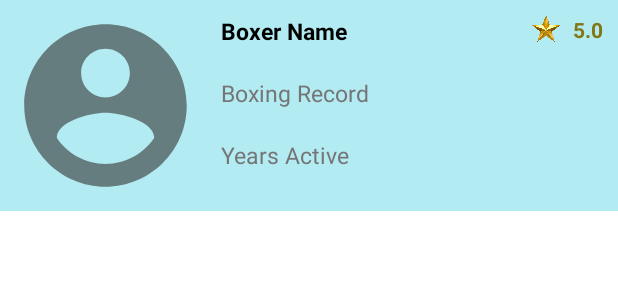
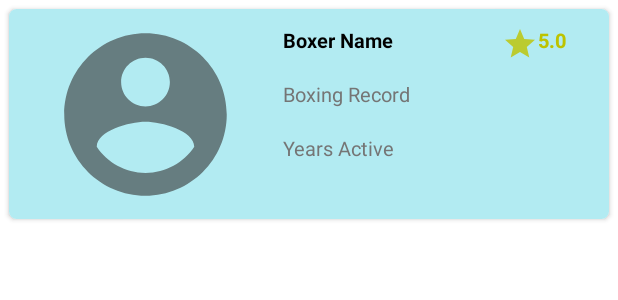
Before and after one commit to llxSKyWALKeRxll/SkyHub, an Android app: the layout recycler_dashboard_row_layout.xml on its own in the app's theme, with its tools: preview values and no code run, on a phone screen of 412 x 824 dp. Shown: the top 300 px of the screen. Run offline under Robolectric (Android 15) with nearby library versions, the phone set to English and light mode, and no system bars; network calls fail.

```diff
--- a/app/build.gradle
+++ b/app/build.gradle
@@ -39,7 +39,8 @@ dependencies {
     implementation 'androidx.appcompat:appcompat:1.3.0'
     implementation 'com.google.android.material:material:1.3.0'
     implementation 'androidx.constraintlayout:constraintlayout:2.0.4'
-    implementation('com.android.support:design:28.0.0')
+    implementation 'com.android.support:design:28.0.0'
+    implementation 'com.squareup.picasso:picasso:2.71828'
     implementation 'androidx.legacy:legacy-support-v4:1.0.0'
     implementation 'com.android.volley:volley:1.2.0'
     androidTestImplementation 'androidx.test.ext:junit:1.1.2'
--- a/app/src/main/AndroidManifest.xml
+++ b/app/src/main/AndroidManifest.xml
@@ -11,6 +11,7 @@
         android:label="@string/app_name"
         android:roundIcon="@mipmap/dolphin"
         android:supportsRtl="true"
+        android:networkSecurityConfig="@xml/network_security_config"
         android:theme="@style/Theme.SkyHub">
         <activity android:name=".activity.MainActivity">
             <intent-filter>
--- a/app/src/main/java/com/internshala/skyhub/model/Boxer.kt
+++ b/app/src/main/java/com/internshala/skyhub/model/Boxer.kt
@@ -1,9 +1,10 @@
 package com.internshala.skyhub.model
 
 data class Boxer(
+    val boxerId: String,
     val boxerName: String,
     val boxerRecord: String,
     val yearsActive: String,
     val rating: String,
-    val boxerImage: Int
+    val boxerImage: String
 )
--- /dev/null
+++ b/app/src/main/res/drawable-anydpi/ic_rating.xml
@@ -0,0 +1,11 @@
+<vector xmlns:android="http://schemas.android.com/apk/res/android"
+    android:width="24dp"
+    android:height="24dp"
+    android:viewportWidth="24"
+    android:viewportHeight="24"
+    android:tint="#BDC300"
+    android:alpha="0.8">
+  <path
+      android:fillColor="@android:color/white"
+      android:pathData="M12,17.27L18.18,21l-1.64,-7.03L22,9.24l-7.19,-0.61L12,2 9.19,8.63 2,9.24l5.46,4.73L5.82,21z"/>
+</vector>
--- a/app/src/main/res/layout/recycler_dashboard_row_layout.xml
+++ b/app/src/main/res/layout/recycler_dashboard_row_layout.xml
@@ -1,9 +1,19 @@
 <?xml version="1.0" encoding="utf-8"?>
-<RelativeLayout xmlns:android="http://schemas.android.com/apk/res/android"
+<androidx.cardview.widget.CardView xmlns:android="http://schemas.android.com/apk/res/android"
+    android:layout_width="match_parent"
+    android:layout_height="140dp"
+    xmlns:app="http://schemas.android.com/apk/res-auto"
+    android:background="#b2ebf2"
+    android:layout_margin="6dp"
+    app:cardCornerRadius="5dp">
+
+    <LinearLayout
+        android:id="@+id/rlContent"
         android:layout_width="match_parent"
         android:layout_height="wrap_content"
         android:background="#b2ebf2"
-    android:id="@+id/rlContent">
+        android:orientation="horizontal"
+        android:weightSum="6">
 
         <ImageView
             android:id="@+id/imgRowLayout1"
@@ -11,62 +21,63 @@
             android:layout_height="130dp"
             android:layout_marginVertical="5dp"
             android:layout_marginLeft="5dp"
+            android:layout_weight="1"
             android:src="@drawable/ic_profile" />
+
+        <RelativeLayout
+            android:layout_width="0dp"
+            android:layout_height="match_parent"
+            android:layout_weight="3.3">
 
             <TextView
                 android:id="@+id/txtRLname1"
-        android:layout_width="wrap_content"
+                android:layout_width="match_parent"
                 android:layout_height="wrap_content"
-        android:layout_marginLeft="2dp"
-        android:layout_toRightOf="@id/imgRowLayout1"
-        android:padding="10dp"
+                android:layout_marginTop="5dp"
+                android:padding="6dp"
                 android:text="Boxer Name"
                 android:textColor="@color/black"
-        android:textSize="15sp"
+                android:textSize="13sp"
                 android:textStyle="bold" />
 
             <TextView
                 android:id="@+id/txtRLrecord1"
-        android:layout_width="wrap_content"
+                android:layout_width="match_parent"
                 android:layout_height="wrap_content"
+                android:layout_below="@id/txtRLname1"
+                android:layout_marginTop="5dp"
+                android:padding="6dp"
+                android:text="Boxing Record"
                 android:textColor="#757575"
-        android:layout_below="@id/txtRLname1"
-        android:layout_toRightOf="@id/imgRowLayout1"
-        android:layout_marginLeft="2dp"
-        android:padding="10dp"
-        android:textSize="15sp"
-        android:text="Boxing Record"/>
+                android:textSize="13sp" />
 
             <TextView
                 android:id="@+id/txtRLyears1"
-        android:layout_width="wrap_content"
+                android:layout_width="match_parent"
                 android:layout_height="wrap_content"
+                android:layout_below="@id/txtRLrecord1"
+                android:layout_alignParentBottom="true"
+                android:layout_marginTop="5dp"
+                android:padding="6dp"
+                android:text="Years Active"
                 android:textColor="#757575"
-        android:layout_below="@id/txtRLrecord1"
-        android:layout_toRightOf="@id/imgRowLayout1"
-        android:layout_marginLeft="2dp"
-        android:padding="10dp"
-        android:textSize="15sp"
-        android:text="Years Active"/>
+                android:textSize="13sp" />
 
-    <ImageView
-        android:id="@+id/txtRLstars1"
-        android:layout_width="25dp"
-        android:layout_height="18dp"
-        android:layout_toLeftOf="@id/txtRLrating1"
-        android:layout_marginRight="5dp"
-        android:src="@drawable/star"
-        android:layout_marginTop="10dp"/>
+        </RelativeLayout>
 
         <TextView
             android:id="@+id/txtRLrating1"
-        android:layout_width="wrap_content"
+            android:layout_width="0dp"
             android:layout_height="wrap_content"
             android:layout_alignParentRight="true"
-        android:layout_marginTop="10dp"
+            android:layout_marginLeft="15dp"
+            android:layout_marginTop="5dp"
+            android:layout_weight="1.2"
+            android:drawableLeft="@drawable/ic_rating"
             android:text="5.0"
-        android:textStyle="bold"
-        android:textColor="#827717"
-        android:layout_marginRight="10dp"/>
+            android:textColor="#BDC300"
+            android:textSize="13sp"
+            android:textStyle="bold" />
 
-</RelativeLayout>
+    </LinearLayout>
+</androidx.cardview.widget.CardView>
--- /dev/null
+++ b/app/src/main/res/xml/network_security_config.xml
@@ -0,0 +1,6 @@
+<?xml version="1.0" encoding="utf-8"?>
+<network-security-config>
+    <domain-config cleartextTrafficPermitted="true">
+        <domain includeSubdomains="true">13.235.250.119</domain>
+    </domain-config>
+</network-security-config>
```
Also changed, not shown: app/src/main/java/com/internshala/skyhub/adapter/DashboardRecyclerAdapter.kt (+5 -6 lines), app/src/main/java/com/internshala/skyhub/fragment/DashboardFragment.kt (+105 -63 lines), app/src/main/res/layout/fragment_dashboard.xml (+13 -20 lines), app/src/main/res/drawable-hdpi/ic_rating.png (added), app/src/main/res/drawable-mdpi/ic_rating.png (added), app/src/main/res/drawable-xhdpi/ic_rating.png (added), app/src/main/res/drawable-xxhdpi/ic_rating.png (added), app/src/main/res/drawable/default_book_cover.png (added). Lines whose indentation alone changed are shown as unchanged.
